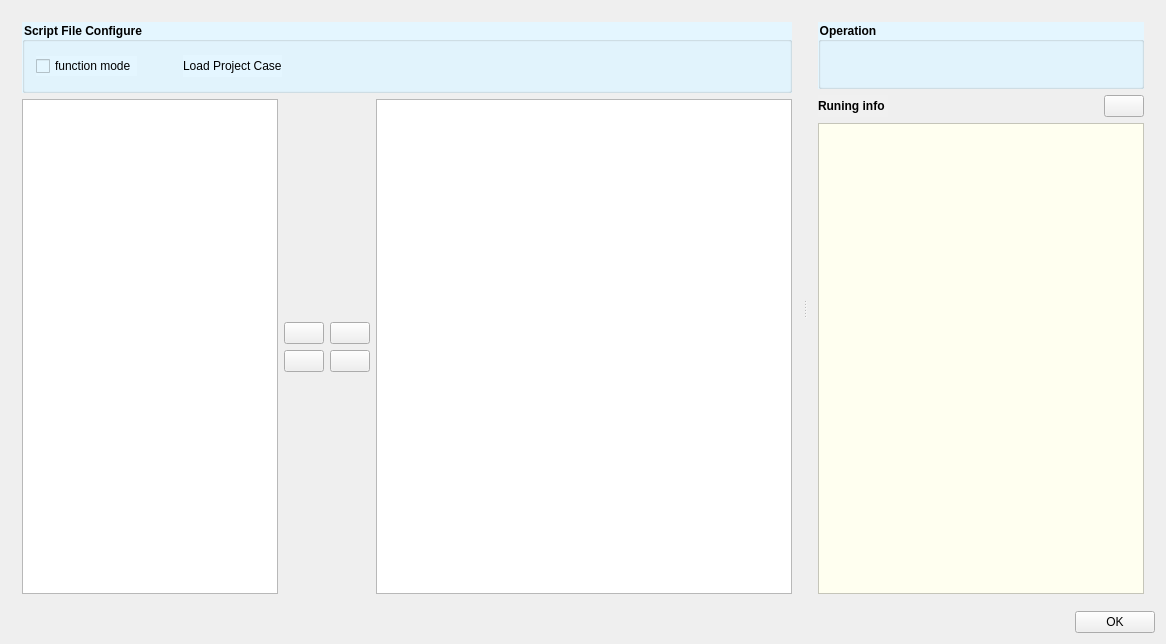
Old version of the form RTA/CaseScriptConfigure.ui in the repository pengjianaixue/DotNetCallNativePythonMethod.
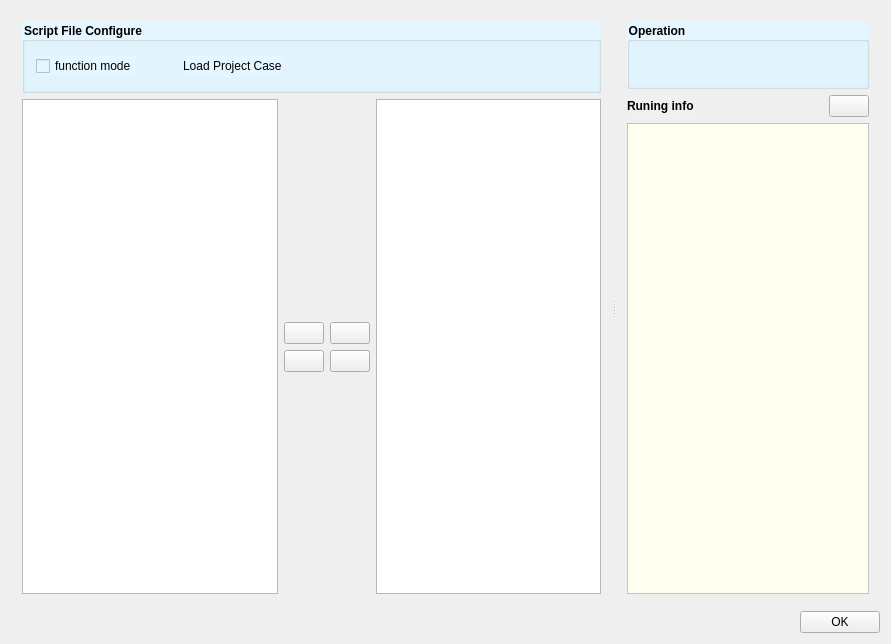
New version of the form. Icons and pictures are not drawn.

The edit to the form file:
```diff
--- a/RTA/CaseScriptConfigure.ui
+++ b/RTA/CaseScriptConfigure.ui
@@ -6,7 +6,7 @@
    <rect>
     <x>0</x>
     <y>0</y>
-    <width>1166</width>
+    <width>891</width>
     <height>644</height>
    </rect>
   </property>
```
